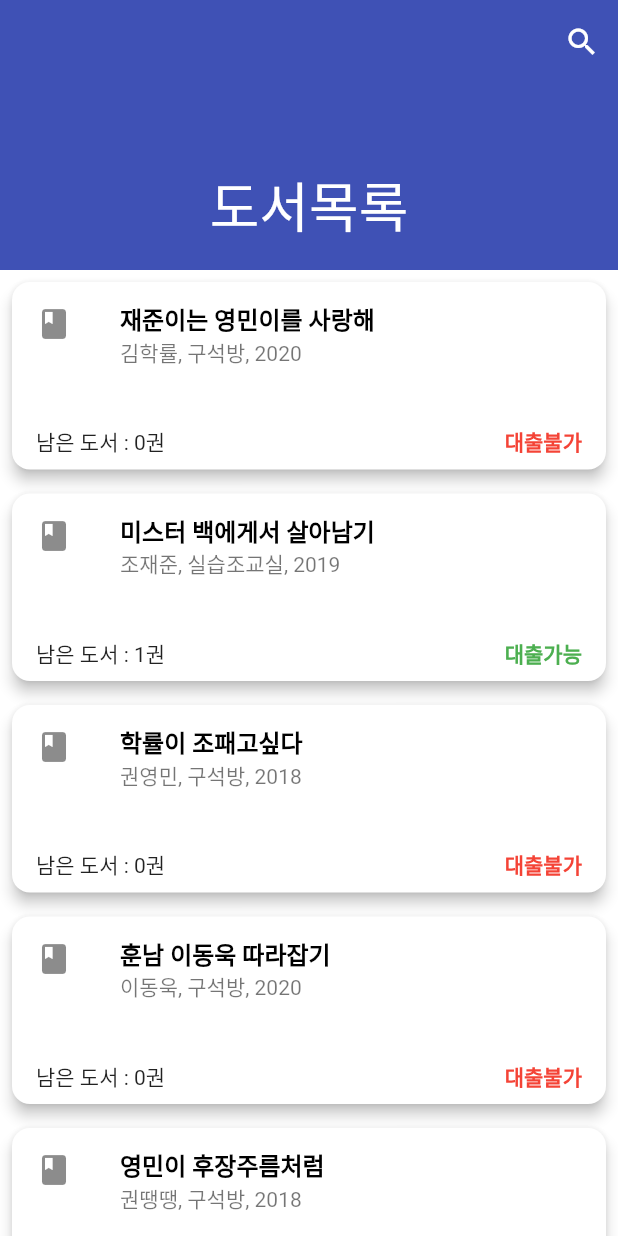
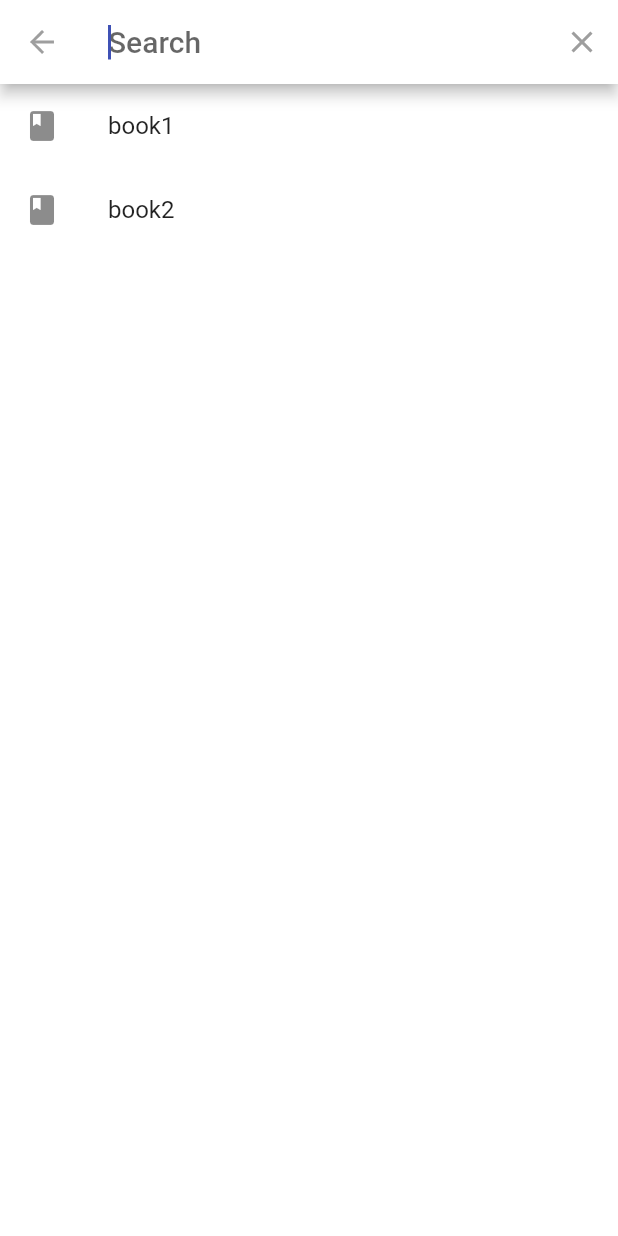
Before and after one commit to DONXUX/cs-library, a Flutter app: the screen it shows after launch, after a tap on the "search" icon, on a phone screen of 412 x 824 dp. Run offline on Flutter 3.47's test engine with Material 2 defaults, Android fonts, the phone set to English and light mode, and no system bars; our stand-ins replace flutter_svg.

Commit message:
Refactor
Refactor

```diff
--- a/lib/controller/intro/intro.dart
+++ b/lib/controller/intro/intro.dart
@@ -1,7 +1,7 @@
 import 'package:cs_book_loan/controller/lib.dart';
 import 'package:cs_book_loan/lib.dart';
 import 'package:cs_book_loan/res/lib.dart';
-import 'package:cs_book_loan/widget/loan/loan.dart';
+import 'package:cs_book_loan/widget/main/loan.dart';
 import 'package:flutter/material.dart';
 
 /// 인트로 화면의 동작을 담당합니다.
--- a/lib/controller/loan/loan.dart
+++ b/lib/controller/main/loan.dart
@@ -4,7 +4,7 @@ import 'package:cs_book_loan/controller/lib.dart';
 import 'package:cs_book_loan/data/book.dart';
 import 'package:cs_book_loan/lib.dart';
 import 'package:cs_book_loan/res/lib.dart';
-import 'package:cs_book_loan/widget/loan/loan.dart';
+import 'package:cs_book_loan/widget/main/loan.dart';
 import 'package:flutter/material.dart';
 
 /// 도서 대출 화면의 동작을 담당합니다.
@@ -84,7 +84,6 @@ class LoanController extends IController {
     return _books ?? [];
   }
 
-
   /// 책을 검색합니다.
   /// 모드 1 : 전체(도서 이름, 저자, 출판사) 검색
   /// 모드 2 : 도서 이름 검색
--- /dev/null
+++ b/lib/controller/main/main.dart
@@ -0,0 +1,5 @@
+import 'package:cs_book_loan/controller/lib.dart';
+
+class MainController extends IController {
+
+}
--- a/lib/main.dart
+++ b/lib/main.dart
@@ -1,7 +1,7 @@
 import 'package:cs_book_loan/res/lib.dart';
 import 'package:cs_book_loan/res/widgets.dart';
 import 'package:cs_book_loan/widget/intro/intro.dart';
-import 'package:cs_book_loan/widget/loan/loan.dart';
+import 'package:cs_book_loan/widget/main/loan.dart';
 
 import 'package:flutter/material.dart';
 import 'package:flutter_localizations/flutter_localizations.dart';
--- a/lib/res/widgets.dart
+++ b/lib/res/widgets.dart
@@ -1,5 +1,6 @@
 import 'package:cs_book_loan/widget/intro/intro.dart';
-import 'package:cs_book_loan/widget/loan/loan.dart';
+import 'package:cs_book_loan/widget/main/loan.dart';
+import 'package:cs_book_loan/widget/main/main.dart';
 import 'package:flutter/material.dart';
 import 'common.dart';
 
@@ -8,10 +9,12 @@ import 'common.dart';
 class Widgets extends Resource {
   String get intro => '/intro';
   String get loan => '/loan';
+  String get main => '/main';
 }
 
 // 위젯 라우터 정보입니다. 위젯을 추가하면 라우터도 추가해야합니다.
 Map<String, WidgetBuilder> makeRoutes(final Widgets w) => {
   w.intro: (BuildContext context) => IntroWidget(),
+  w.main: (BuildContext context) => MainWidget(),
   w.loan: (BuildContext context) => LoanWidget(),
 };
--- a/lib/widget/loan/loan.dart
+++ b/lib/widget/main/loan.dart
@@ -1,4 +1,4 @@
-import 'package:cs_book_loan/controller/loan/loan.dart';
+import 'package:cs_book_loan/controller/main/loan.dart';
 import 'package:cs_book_loan/data/book.dart';
 import 'package:cs_book_loan/res/lib.dart';
 import 'package:cs_book_loan/widget/common/components.dart';
@@ -46,9 +46,13 @@ class LoanWidgetState extends State<LoanWidget> {
               centerTitle: true,
               expandedHeight: 180.0,
                 actions: <Widget>[
+
+                  // 검색 UI
                   IconButton(
-                    onPressed: (){},
                     icon: Icon(Icons.search, color:Colors.white),
+                    onPressed: (){
+                      showSearch(context: context, delegate: DataSearch());
+                    },
                   )
                 ]
             ),
@@ -127,3 +131,45 @@ class LoanWidgetState extends State<LoanWidget> {
     );
   }
 }
+
+class DataSearch extends SearchDelegate<String> {
+  final books = [
+    "book1",
+    "book2",
+    "book3",
+  ];
+
+  final recentBooks = [
+    "book1",
+    "book2",
+  ];
+  @override
+  List<Widget> buildActions(BuildContext context) {
+    return [
+      IconButton(icon: Icon(Icons.clear), onPressed: () {},)
+    ];
+  }
+
+  @override
+  Widget buildLeading(BuildContext context) {
+    return IconButton(icon: AnimatedIcon(icon: AnimatedIcons.menu_arrow, progress: transitionAnimation,), onPressed: (){},);
+  }
+
+  @override
+  Widget buildResults(BuildContext context) {
+
+  }
+
+  @override
+  Widget buildSuggestions(BuildContext context) {
+    final suggesetionList = query.isEmpty ? recentBooks : books;
+
+    return ListView.builder(
+      itemBuilder: (context, index) => ListTile(
+        leading: Icon(Icons.book),
+        title: Text(suggesetionList[index]),
+      ),
+      itemCount: suggesetionList.length,
+    );
+  }
+}
```
Also changed, not shown: lib/widget/main/main.dart (added, +9 -0 lines).
